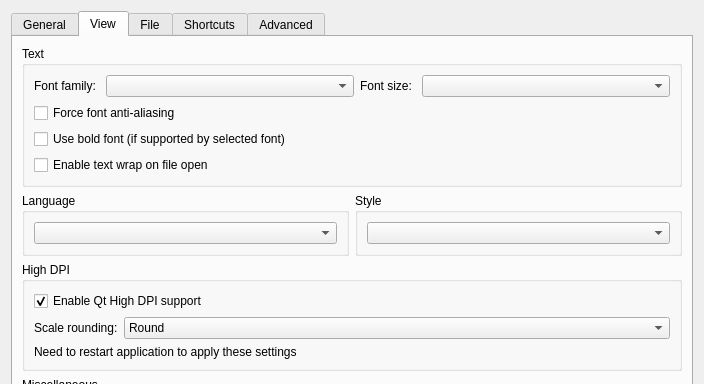
Above: src/ui/include/optionsdialog.ui from jackfahdin/ZzLogg before the change; both pictures show x 0 to 704 and y 0 to 384 of the 704 by 817 pixel window. Below: the same form after it.
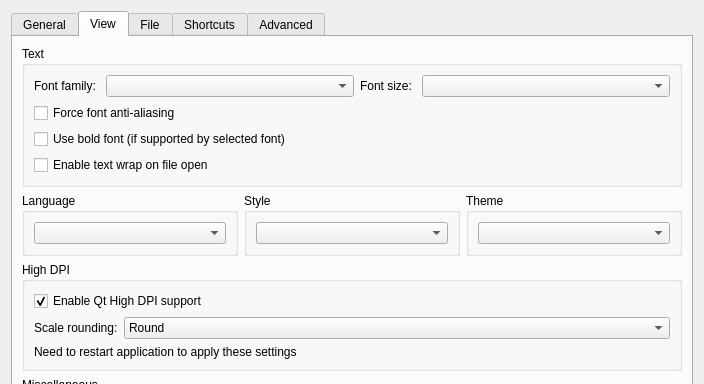
That is the form after the change. The open tabs and pages were chosen to show the change.

Diff of the .ui file:
```diff
--- a/src/ui/include/optionsdialog.ui
+++ b/src/ui/include/optionsdialog.ui
@@ -346,6 +346,18 @@
            </layout>
           </widget>
          </item>
+         <item>
+          <widget class="QGroupBox" name="themeBox">
+           <property name="title">
+            <string>Theme</string>
+           </property>
+           <layout class="QVBoxLayout" name="themeLayout">
+            <item>
+             <widget class="QComboBox" name="themeModeComboBox"/>
+            </item>
+           </layout>
+          </widget>
+         </item>
         </layout>
        </item>
        <item>
```
